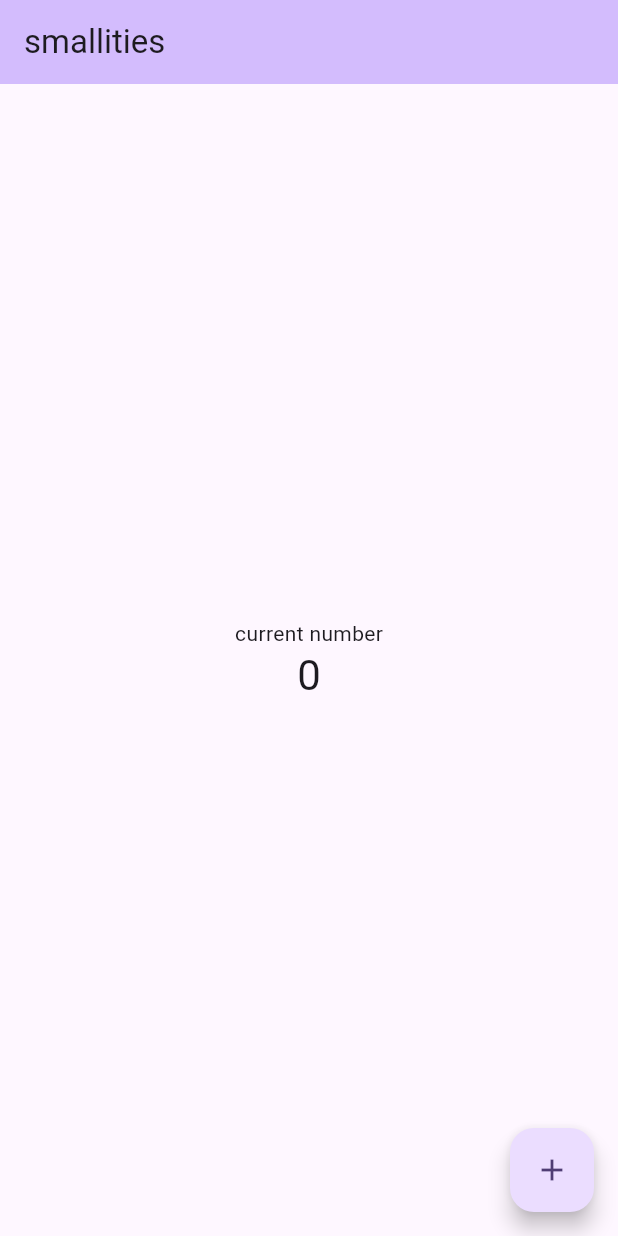
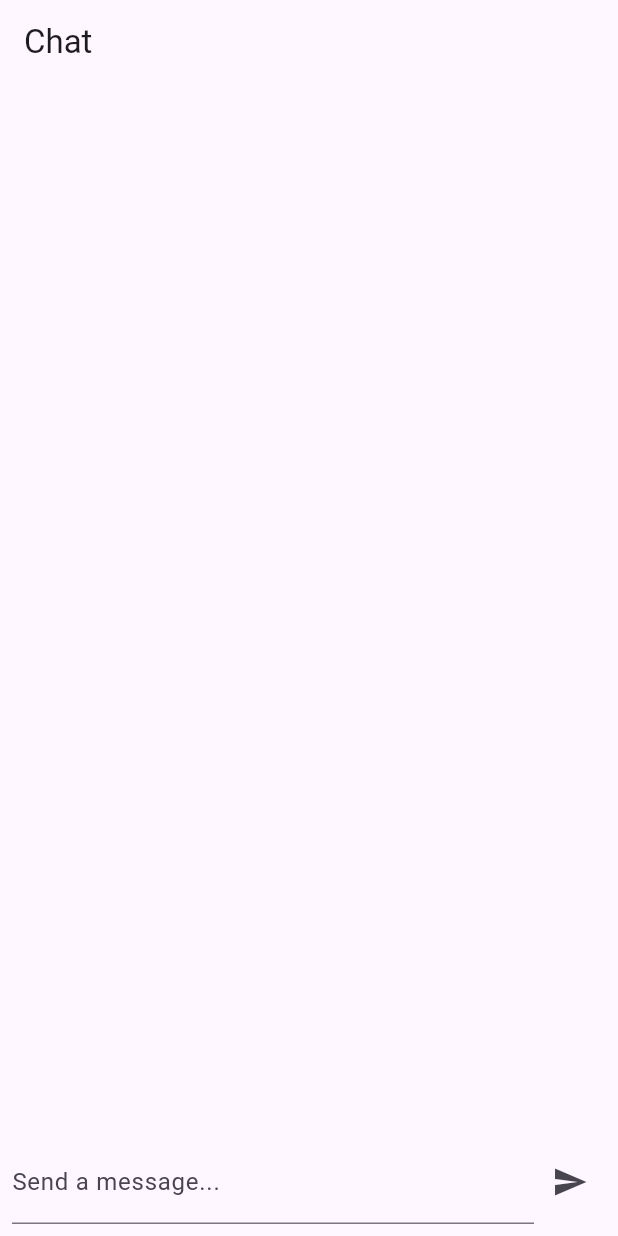
Before and after one commit to andunieee/smallities, a Flutter app: the screen it shows after launch, on a phone screen of 412 x 824 dp. Run offline on Flutter 3.47's test engine with Material 3 defaults, Android fonts, the phone set to English and light mode, and no system bars; missing offline and left inert: rinf.

Commit message:
naïve chat view

```diff
--- /dev/null
+++ b/lib/chat/chat_view.dart
@@ -0,0 +1,79 @@
+import 'package:flutter/material.dart';
+import 'package:smallities/chat/message_bubble.dart';
+import 'package:smallities/src/bindings/bindings.dart';
+
+class ChatView extends StatelessWidget {
+  const ChatView({super.key});
+
+  @override
+  Widget build(BuildContext context) {
+    List<ChatMessage> messages = [];
+    final TextEditingController controller = TextEditingController();
+
+    controller.addListener(() {
+      final String text = controller.text.toLowerCase();
+      controller.value = controller.value.copyWith(
+        text: text,
+        selection: TextSelection(
+          baseOffset: text.length,
+          extentOffset: text.length,
+        ),
+        composing: TextRange.empty,
+      );
+    });
+
+    return Scaffold(
+      appBar: AppBar(title: const Text('Chat')),
+      body: Column(
+        children: [
+          Expanded(
+            child: StreamBuilder(
+              stream: ChatMessage.rustSignalStream,
+              builder: (context, snapshot) {
+                final signalPack = snapshot.data;
+                if (signalPack != null) {
+                  messages.add(signalPack.message);
+                }
+
+                return ListView.builder(
+                  reverse: true,
+                  itemCount: messages.length,
+                  itemBuilder: (ctx, index) {
+                    final message = messages[messages.length - 1 - index];
+                    return MessageBubble(message: message);
+                  },
+                );
+              },
+            ),
+          ),
+          Padding(
+            padding: const EdgeInsets.all(8.0),
+            child: Row(
+              children: [
+                Expanded(
+                  child: TextField(
+                    controller: controller,
+                    decoration: const InputDecoration(
+                      labelText: 'Send a message...',
+                    ),
+                    onSubmitted: (_) {
+                      MessageSent(content: controller.text).sendSignalToRust();
+                      controller.text = "";
+                    },
+                  ),
+                ),
+                IconButton(
+                  icon: const Icon(Icons.send),
+                  onPressed: () {
+                    MessageSent(content: controller.text).sendSignalToRust();
+                    controller.text = "";
+                  },
+                ),
+              ],
+            ),
+          ),
+        ],
+      ),
+    );
+  }
+}
--- /dev/null
+++ b/lib/chat/message_bubble.dart
@@ -0,0 +1,72 @@
+import 'package:flutter/material.dart';
+import 'package:smallities/src/bindings/bindings.dart';
+
+class MessageBubble extends StatelessWidget {
+  final ChatMessage message;
+
+  const MessageBubble({super.key, required this.message});
+
+  @override
+  Widget build(BuildContext context) {
+    return Row(
+      mainAxisAlignment:
+          message.isMe ? MainAxisAlignment.end : MainAxisAlignment.start,
+      children: <Widget>[
+        if (!message.isMe)
+          CircleAvatar(
+            backgroundImage: message.user.avatar != null
+                ? NetworkImage(message.user.avatar!)
+                : null,
+            child:
+                message.user.avatar == null ? Text(message.user.name[0]) : null,
+          ),
+        Flexible(
+          child: Container(
+            decoration: BoxDecoration(
+              color: message.isMe
+                  ? Colors.grey[300]
+                  : Theme.of(context).colorScheme.secondary,
+              borderRadius: BorderRadius.only(
+                topLeft: const Radius.circular(12),
+                topRight: const Radius.circular(12),
+                bottomLeft: !message.isMe
+                    ? const Radius.circular(0)
+                    : const Radius.circular(12),
+                bottomRight: message.isMe
+                    ? const Radius.circular(0)
+                    : const Radius.circular(12),
+              ),
+            ),
+            padding: const EdgeInsets.symmetric(vertical: 10, horizontal: 16),
+            margin: const EdgeInsets.symmetric(vertical: 4, horizontal: 8),
+            child: Column(
+              crossAxisAlignment: message.isMe
+                  ? CrossAxisAlignment.end
+                  : CrossAxisAlignment.start,
+              children: [
+                Text(
+                  message.user.name,
+                  style: const TextStyle(fontWeight: FontWeight.bold),
+                ),
+                Text(
+                  message.content,
+                  style: TextStyle(
+                    color: message.isMe ? Colors.black : Colors.white,
+                  ),
+                ),
+              ],
+            ),
+          ),
+        ),
+        if (message.isMe)
+          CircleAvatar(
+            backgroundImage: message.user.avatar != null
+                ? NetworkImage(message.user.avatar!)
+                : null,
+            child:
+                message.user.avatar == null ? Text(message.user.name[0]) : null,
+          ),
+      ],
+    );
+  }
+}
--- a/lib/main.dart
+++ b/lib/main.dart
@@ -1,9 +1,10 @@
 import 'package:flutter/material.dart';
 import 'package:rinf/rinf.dart';
+import 'package:smallities/chat/chat_view.dart';
 import 'package:smallities/src/bindings/bindings.dart';
 
-Future<void> main() async {
-  await initializeRust(assignRustSignal);
+void main() {
+  initializeRust(assignRustSignal);
   runApp(const MyApp());
 }
 
@@ -18,53 +19,16 @@ class MyApp extends StatelessWidget {
         colorScheme: ColorScheme.fromSeed(seedColor: Colors.deepPurple),
         useMaterial3: true,
       ),
-      home: const Home(title: 'smallities'),
+      home: const Home(),
     );
   }
 }
 
 class Home extends StatelessWidget {
-  final String title;
-
-  const Home({super.key, required this.title});
+  const Home({super.key});
 
   @override
   Widget build(BuildContext context) {
-    int currentNumber = 0;
-
-    return Scaffold(
-      appBar: AppBar(
-        backgroundColor: Theme.of(context).colorScheme.inversePrimary,
-        title: Text(title),
-      ),
-      body: Center(
-        child: Column(
-          mainAxisAlignment: MainAxisAlignment.center,
-          children: <Widget>[
-            const Text('current number'),
-            StreamBuilder(
-              stream: Box.rustSignalStream,
-              builder: (context, snapshot) {
-                final signalPack = snapshot.data;
-                if (signalPack != null) {
-                  currentNumber = signalPack.message.currentNumber;
-                }
-                return Text(
-                  currentNumber.toString(),
-                  style: Theme.of(context).textTheme.headlineMedium,
-                );
-              },
-            ),
-          ],
-        ),
-      ),
-      floatingActionButton: FloatingActionButton(
-        onPressed: () async {
-          Box(currentNumber: currentNumber + 1).sendSignalToRust();
-        },
-        tooltip: 'Increment',
-        child: const Icon(Icons.add),
-      ),
-    );
+    return const ChatView();
   }
 }
```
Also changed, not shown: 3 other files.
